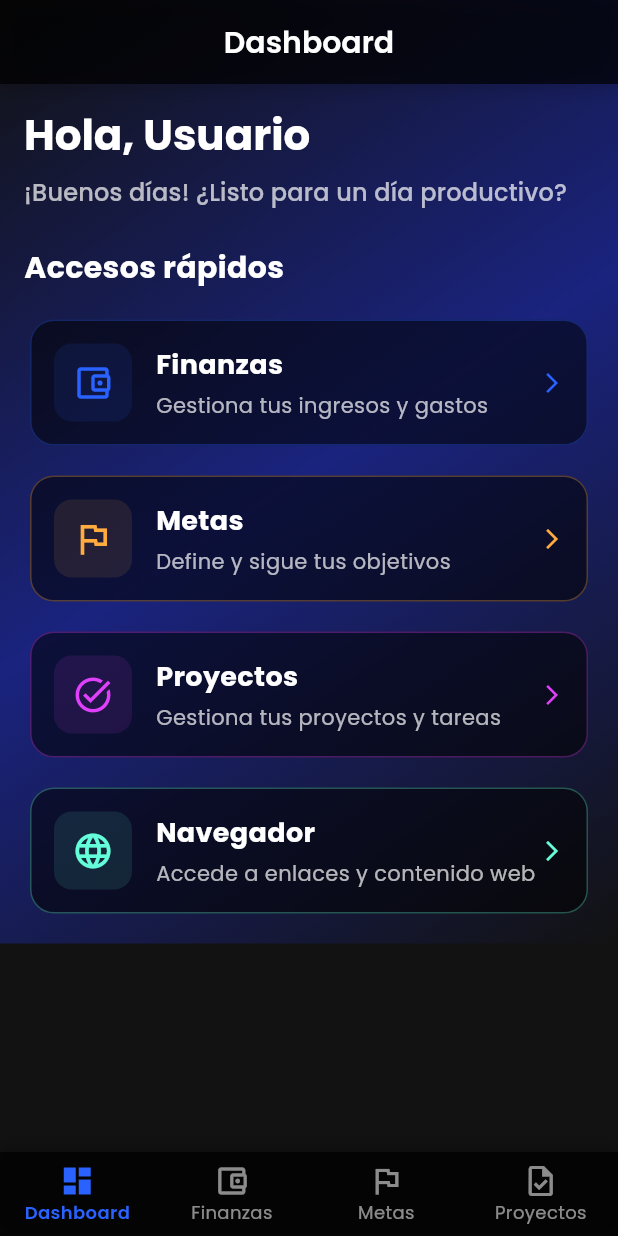
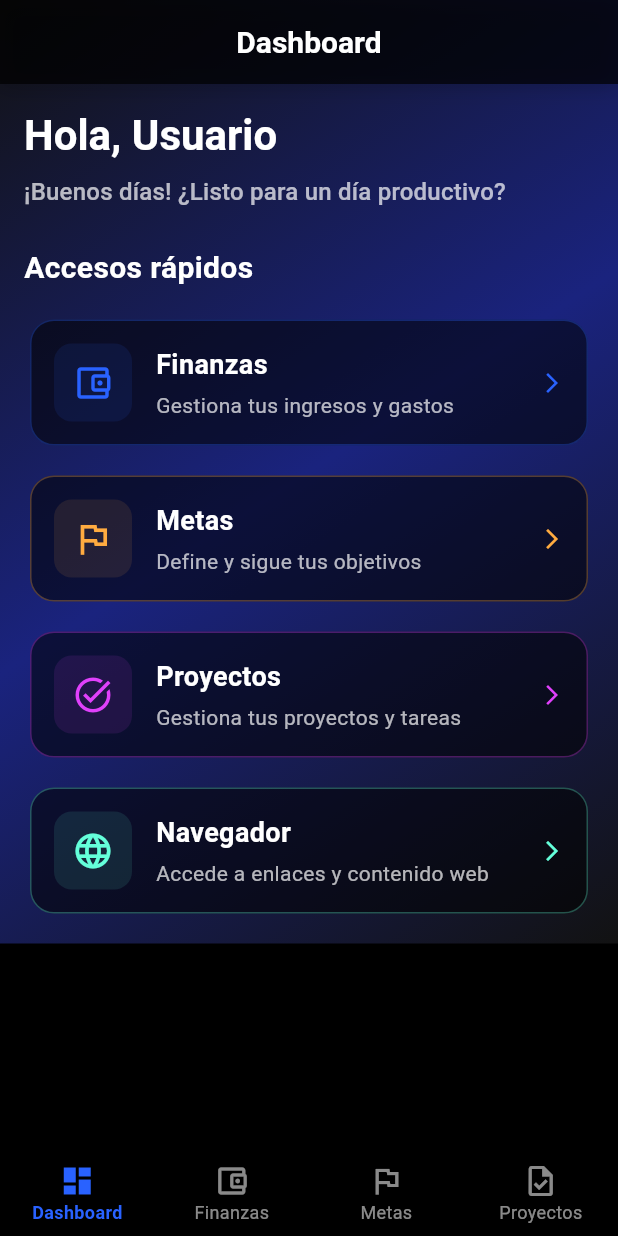
Before and after one commit to Rk13termux/ORACLE-APP, a Flutter app: the screen it shows after launch, on a phone screen of 412 x 824 dp. Run offline on Flutter 3.47's test engine with Material 3 defaults, Android fonts, the phone set to English and light mode, and no system bars; our stand-ins replace get_it, hive_flutter, shared_preferences, sqflite, webview_flutter; accounts and stored records are empty.

Commit message:
✅ V01 oracle app

```diff
--- a/lib/config/themes.dart
+++ b/lib/config/themes.dart
@@ -1,5 +1,4 @@
 import 'package:flutter/material.dart';
-import 'package:google_fonts/google_fonts.dart';
 
 // Clase para manejar los temas de la aplicación
 class AppThemes {
@@ -30,13 +29,11 @@ class AppThemes {
       background: primaryBlack,
       surface: Colors.black,
     ),
-    scaffoldBackgroundColor: primaryBlack,
-    textTheme: GoogleFonts.poppinsTextTheme(ThemeData.dark().textTheme),
     appBarTheme: AppBarTheme(
       centerTitle: true,
       elevation: 0,
       backgroundColor: glassBlack,
-      titleTextStyle: GoogleFonts.poppins(
+      titleTextStyle: const TextStyle(
         color: Colors.white,
         fontSize: 20,
         fontWeight: FontWeight.w600,
@@ -50,6 +47,7 @@ class AppThemes {
         borderRadius: BorderRadius.circular(16),
       ),
     ),
+    textTheme: ThemeData.dark().textTheme,
     elevatedButtonTheme: ElevatedButtonThemeData(
       style: ElevatedButton.styleFrom(
         backgroundColor: glassBlue,
@@ -59,7 +57,7 @@ class AppThemes {
         shape: RoundedRectangleBorder(
           borderRadius: BorderRadius.circular(12),
         ),
-        textStyle: GoogleFonts.poppins(
+        textStyle: const TextStyle(
           fontSize: 16,
           fontWeight: FontWeight.w600,
         ),
@@ -68,7 +66,7 @@ class AppThemes {
     textButtonTheme: TextButtonThemeData(
       style: TextButton.styleFrom(
         foregroundColor: primaryBlue,
-        textStyle: GoogleFonts.poppins(
+        textStyle: const TextStyle(
           fontSize: 16,
           fontWeight: FontWeight.w500,
         ),
@@ -82,7 +80,7 @@ class AppThemes {
         shape: RoundedRectangleBorder(
           borderRadius: BorderRadius.circular(12),
         ),
-        textStyle: GoogleFonts.poppins(
+        textStyle: const TextStyle(
           fontSize: 16,
           fontWeight: FontWeight.w600,
         ),
@@ -108,11 +106,11 @@ class AppThemes {
         borderSide: const BorderSide(color: errorColor, width: 2),
       ),
       contentPadding: const EdgeInsets.symmetric(horizontal: 16, vertical: 16),
-      labelStyle: GoogleFonts.poppins(
+      labelStyle: const TextStyle(
         color: Colors.white70,
         fontSize: 16,
       ),
-      hintStyle: GoogleFonts.poppins(
+      hintStyle: const TextStyle(
         color: Colors.white38,
         fontSize: 16,
       ),
@@ -123,24 +121,24 @@ class AppThemes {
       unselectedItemColor: Colors.white54,
       type: BottomNavigationBarType.fixed,
       elevation: 0,
-      selectedLabelStyle: GoogleFonts.poppins(
+      selectedLabelStyle: const TextStyle(
         fontSize: 12,
         fontWeight: FontWeight.w600,
       ),
-      unselectedLabelStyle: GoogleFonts.poppins(
+      unselectedLabelStyle: const TextStyle(
         fontSize: 12,
         fontWeight: FontWeight.w400,
       ),
     ),
-    tabBarTheme: TabBarTheme(
+    tabBarTheme: const TabBarTheme(
       labelColor: Colors.white,
       unselectedLabelColor: Colors.white54,
       indicatorColor: primaryBlue,
-      labelStyle: GoogleFonts.poppins(
+      labelStyle: TextStyle(
         fontSize: 14,
         fontWeight: FontWeight.w600,
       ),
-      unselectedLabelStyle: GoogleFonts.poppins(
+      unselectedLabelStyle: TextStyle(
         fontSize: 14,
         fontWeight: FontWeight.w400,
       ),
@@ -150,12 +148,12 @@ class AppThemes {
       shape: RoundedRectangleBorder(
         borderRadius: BorderRadius.circular(24),
       ),
-      titleTextStyle: GoogleFonts.poppins(
+      titleTextStyle: const TextStyle(
         color: Colors.white,
         fontSize: 20,
         fontWeight: FontWeight.w600,
       ),
-      contentTextStyle: GoogleFonts.poppins(
+      contentTextStyle: const TextStyle(
         color: Colors.white70,
         fontSize: 16,
         fontWeight: FontWeight.w400,
@@ -163,7 +161,7 @@ class AppThemes {
     ),
     snackBarTheme: SnackBarThemeData(
       backgroundColor: glassBlack,
-      contentTextStyle: GoogleFonts.poppins(
+      contentTextStyle: const TextStyle(
         color: Colors.white,
         fontSize: 14,
         fontWeight: FontWeight.w400,
@@ -216,11 +214,11 @@ class AppThemes {
       disabledColor: Colors.grey.shade800,
       selectedColor: glassBlue,
       secondarySelectedColor: glassBlue,
-      labelStyle: GoogleFonts.poppins(
+      labelStyle: const TextStyle(
         color: Colors.white,
         fontSize: 14,
       ),
-      secondaryLabelStyle: GoogleFonts.poppins(
+      secondaryLabelStyle: const TextStyle(
         color: Colors.white,
         fontSize: 14,
       ),
```
Also changed, not shown: pubspec.yaml (+10 -10 lines), 1 other file.
